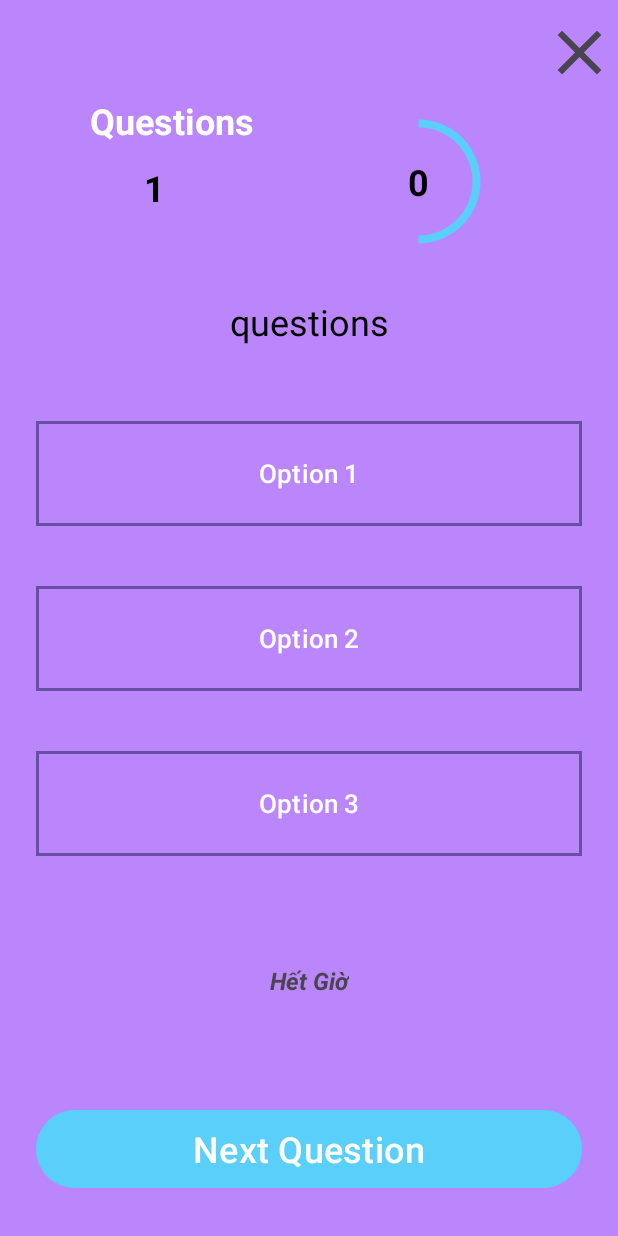
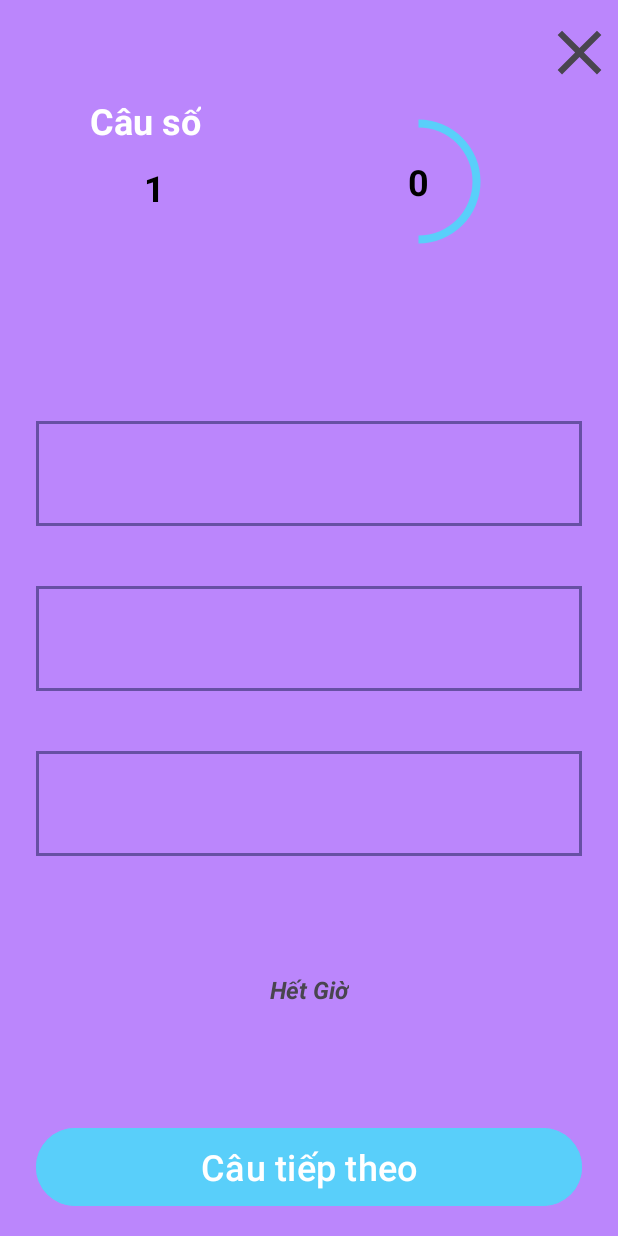
Before and after one commit to AM1609/DoAn_2, an Android app: the Quizragment screen opened through its navigation route, on a phone screen of 412 x 824 dp. Run offline under Robolectric (Android 15) with nearby library versions, the phone set to English and light mode, and no system bars; our stand-ins replace Firebase (no records; nobody signed in at launch, a user with empty details on screens opened directly); 6 statements that could not run were skipped.

Commit message:
Việt hóa

```diff
--- a/app/src/main/java/com/example/doan/views/Quizragment.java
+++ b/app/src/main/java/com/example/doan/views/Quizragment.java
@@ -23,7 +23,6 @@ import android.widget.Button;
 import android.widget.ImageView;
 import android.widget.ProgressBar;
 import android.widget.TextView;
-import android.widget.Toast;
 
 import com.example.doan.Model.QuestionModel;
 import com.example.doan.R;
@@ -203,7 +202,6 @@ public class Quizragment extends Fragment implements View.OnClickListener {
     public void onClick(View v) {
         if (v.getId() == R.id.option1Btn) {
             time = time + (timer-Long.parseLong(timerCountTv.getText().toString()));
-            Toast.makeText(getContext(), Long.toString(time), Toast.LENGTH_SHORT).show();
             verifyAnswer(option1Btn);
         } else if (v.getId() == R.id.option2Btn) {
             time = time + (timer-Long.parseLong(timerCountTv.getText().toString()));
@@ -257,11 +255,11 @@ public class Quizragment extends Fragment implements View.OnClickListener {
               if (answer.equals(button.getText())){
                  button.setBackgroundTintList(ColorStateList.valueOf(Color.parseColor("#00FF00")));
                  correctAnswer++;
-                 ansFeedBackTv.setText("Correct Answer");
+                 ansFeedBackTv.setText("Đáp án đúng");
               }else{
                   button.setBackgroundTintList(ColorStateList.valueOf(Color.parseColor("#FF0000")));
                   wrongAnswer++;
-                  ansFeedBackTv.setText("Wrong Answer \nCorrect Answer :" + answer);
+                  ansFeedBackTv.setText("Đáp án sai \nĐáp án đúng :" + answer);
               }
             ansFeedBackTv.setVisibility(View.VISIBLE);
         }
--- a/app/src/main/res/layout/fragment_list.xml
+++ b/app/src/main/res/layout/fragment_list.xml
@@ -48,8 +48,9 @@
         android:layout_width="wrap_content"
         android:layout_height="wrap_content"
         android:layout_marginTop="16dp"
-        android:layout_marginEnd="40dp"
+        android:layout_marginEnd="28dp"
         android:text="Đăng xuất"
+        android:textAlignment="center"
         app:layout_constraintEnd_toEndOf="parent"
         app:layout_constraintTop_toTopOf="parent" />
 
@@ -58,8 +59,9 @@
         android:layout_width="wrap_content"
         android:layout_height="wrap_content"
         android:layout_marginTop="16dp"
-        android:layout_marginEnd="28dp"
+        android:layout_marginEnd="32dp"
         android:text="Bảng XH"
+        android:textAlignment="center"
         app:layout_constraintEnd_toStartOf="@+id/btnDX"
         app:layout_constraintTop_toTopOf="parent" />
 </androidx.constraintlayout.widget.ConstraintLayout>
--- a/app/src/main/res/layout/fragment_quiz.xml
+++ b/app/src/main/res/layout/fragment_quiz.xml
@@ -27,7 +27,7 @@
         android:layout_height="wrap_content"
         android:layout_marginStart="60dp"
         android:layout_marginTop="4dp"
-        android:text="Questions"
+        android:text="Câu số"
         android:textColor="@color/white"
         android:textSize="24sp"
         android:textStyle="bold"
@@ -76,14 +76,17 @@
 
     <TextView
         android:id="@+id/quizQuestionTv"
-        android:layout_width="wrap_content"
+        android:layout_width="350dp"
         android:layout_height="wrap_content"
         android:layout_marginStart="8dp"
         android:layout_marginTop="32dp"
         android:layout_marginEnd="8dp"
-        android:text="questions"
+        android:textAlignment="center"
         android:textColor="@color/black"
         android:textSize="24sp"
+        app:autoSizeMaxTextSize="40sp"
+        app:autoSizeMinTextSize="24sp"
+        app:autoSizeTextType="uniform"
         app:layout_constraintEnd_toEndOf="parent"
         app:layout_constraintStart_toStartOf="parent"
         app:layout_constraintTop_toBottomOf="@+id/quizCoutProgressBar" />
@@ -96,7 +99,6 @@
         android:layout_marginTop="50dp"
         android:layout_marginEnd="24dp"
         android:background="@drawable/button_bg"
-        android:text="Option 1"
         android:textColor="@color/white"
         android:textSize="17sp"
         app:layout_constraintEnd_toEndOf="parent"
@@ -112,7 +114,6 @@
         android:layout_marginTop="40dp"
         android:layout_marginEnd="24dp"
         android:background="@drawable/button_bg"
-        android:text="Option 2"
         android:textColor="@color/white"
         android:textSize="17sp"
         app:layout_constraintEnd_toEndOf="parent"
@@ -128,7 +129,6 @@
         android:layout_marginTop="40dp"
         android:layout_marginEnd="24dp"
         android:background="@drawable/button_bg"
-        android:text="Option 3"
         android:textColor="@color/white"
         android:textSize="17sp"
         app:layout_constraintEnd_toEndOf="parent"
@@ -142,9 +142,9 @@
         android:layout_height="60dp"
         android:layout_marginStart="24dp"
         android:layout_marginEnd="24dp"
-        android:layout_marginBottom="28dp"
+        android:layout_marginBottom="16dp"
         android:backgroundTint="@color/light_sky"
-        android:text="Next Question"
+        android:text="Câu tiếp theo"
         android:textSize="24sp"
         app:layout_constraintBottom_toBottomOf="parent"
         app:layout_constraintEnd_toEndOf="parent"
```
Also changed, not shown: app/src/main/res/layout/fragment_detail.xml (+4 -3 lines), app/src/main/res/layout/fragment_result.xml (+11 -11 lines).
